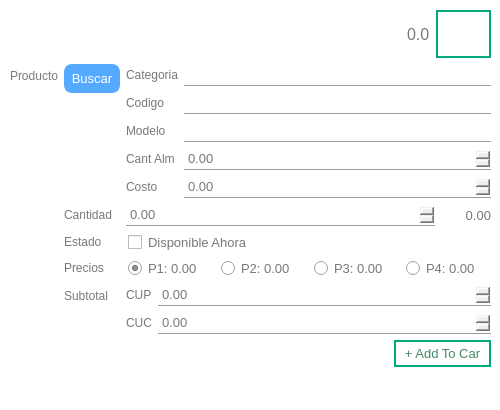
This is system/layout/sales.ui in josueisaihs/SPINER_PUNTO_VENTA as Qt 5 draws it before an edit. The edited form follows.
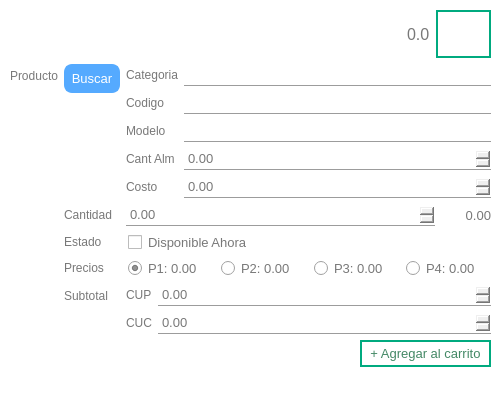
This is the edited form.

The edit to the form file:
```diff
--- a/system/layout/sales.ui
+++ b/system/layout/sales.ui
@@ -410,7 +410,7 @@
                                             </string>
                                         </property>
                                         <property name="text">
-                                            <string>+ Add To Car</string>
+                                            <string>+ Agregar al carrito</string>
                                         </property>
                                     </widget>
                                 </item>
```
Left out of the diff: 2 changed lines with no effect on the pictures.
